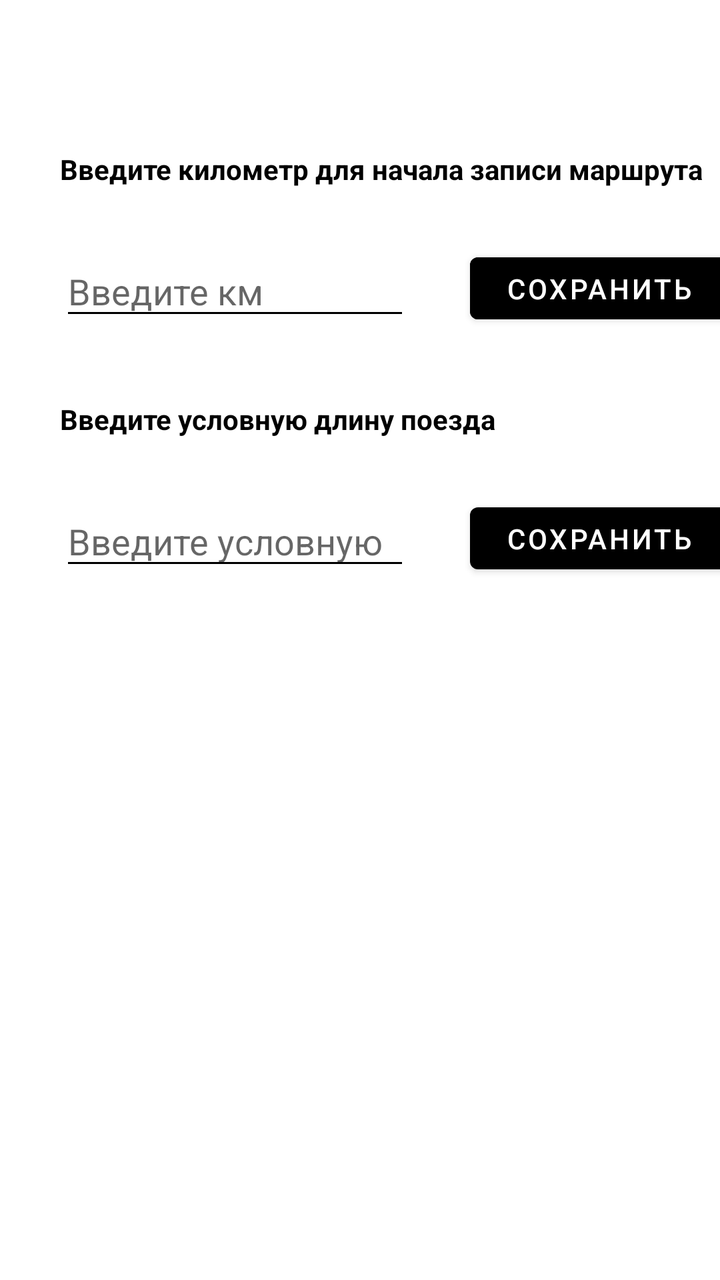
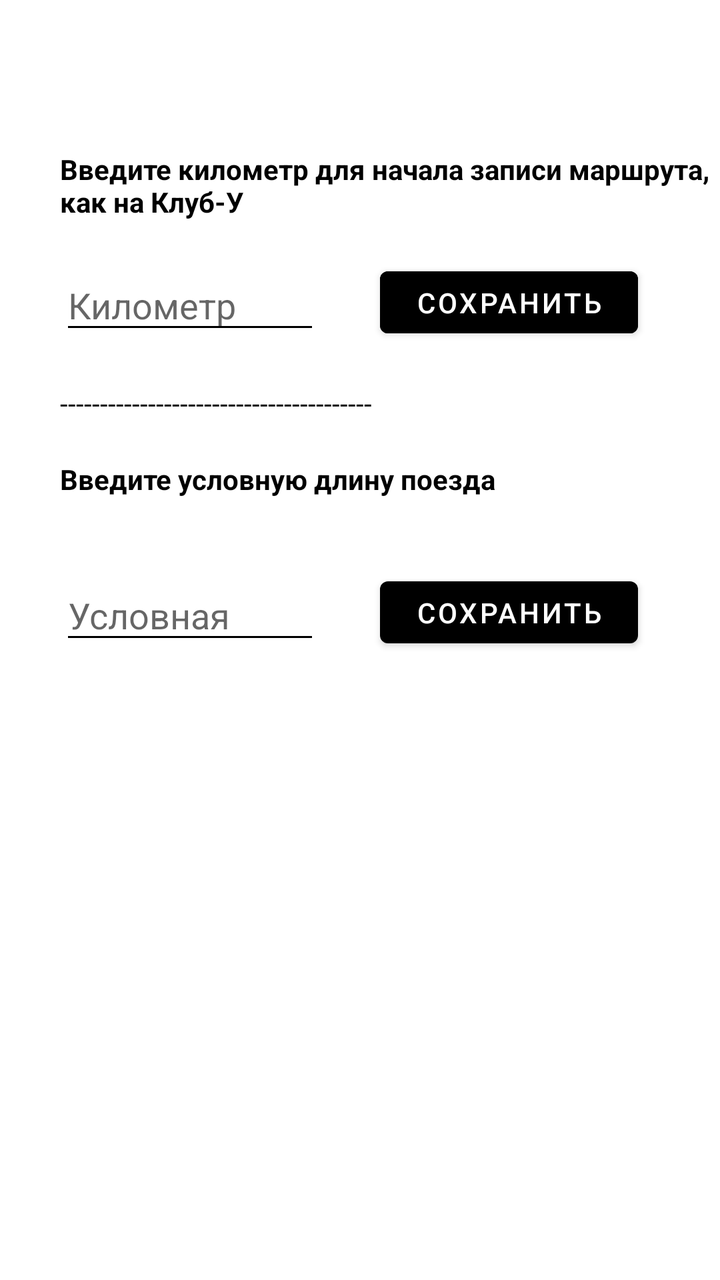

An Android layout rendered at two revisions. The XML below is the earlier revision; the diff shows what the commit changed to produce the second picture.
<!-- AndroidManifest.xml: application theme Base.Theme.My_Gps_Assistant -->
<!-- res/layout/fragment_set.xml -->
<?xml version="1.0" encoding="utf-8"?>
<androidx.constraintlayout.widget.ConstraintLayout
    xmlns:android="http://schemas.android.com/apk/res/android"
    xmlns:app="http://schemas.android.com/apk/res-auto"
    xmlns:tools="http://schemas.android.com/tools"
    android:layout_width="match_parent"
    android:layout_height="match_parent"
    tools:context=".fragments.SetFragment">

    <EditText
        android:id="@+id/edKmSave"
        android:layout_width="175dp"
        android:layout_height="42dp"
        android:layout_marginTop="15dp"
        android:ems="10"
        android:hint="Введите км"
        android:inputType="number"
        android:maxLength="7"
        app:layout_constraintEnd_toEndOf="parent"
        app:layout_constraintHorizontal_bias="0.0"
        app:layout_constraintStart_toStartOf="@+id/logoTv"
        app:layout_constraintTop_toBottomOf="@+id/logoTv"
        tools:ignore="Autofill,HardcodedText,MissingConstraints,TouchTargetSizeCheck" />

    <Button
        android:id="@+id/bSaveKm"
        android:layout_width="129dp"
        android:layout_height="43dp"
        android:layout_marginStart="30dp"
        android:backgroundTint="@color/black"
        android:text="Сохранить"
        app:layout_constraintBottom_toBottomOf="@+id/edKmSave"
        app:layout_constraintStart_toEndOf="@+id/edKmSave"
        app:layout_constraintTop_toTopOf="@+id/edKmSave"
        tools:ignore="HardcodedText,DuplicateSpeakableTextCheck,TextSizeCheck,TouchTargetSizeCheck" />

    <EditText
        android:id="@+id/edUsl"
        android:layout_width="175dp"
        android:layout_height="42dp"
        android:layout_marginTop="15dp"
        android:ems="10"
        android:hint="Введите условную"
        android:inputType="number"
        android:maxLength="3"
        app:layout_constraintStart_toStartOf="@+id/textView3"
        app:layout_constraintTop_toBottomOf="@+id/textView3"
        tools:ignore="Autofill,HardcodedText,TouchTargetSizeCheck" />

    <Button
        android:id="@+id/bSaveUsl"
        android:layout_width="129dp"
        android:layout_height="43dp"
        android:layout_marginStart="30dp"
        android:text="Сохранить"
        app:layout_constraintBottom_toBottomOf="@+id/edUsl"
        app:layout_constraintStart_toEndOf="@+id/edUsl"
        app:layout_constraintTop_toTopOf="@+id/edUsl"
        tools:ignore="HardcodedText,TextSizeCheck,TouchTargetSizeCheck" />

    <TextView
        android:id="@+id/logoTv"
        android:layout_width="335dp"
        android:layout_height="33dp"
        android:layout_marginStart="30dp"
        android:layout_marginTop="75dp"
        android:text="@string/settings_km"
        android:textSize="14sp"
        android:textStyle="bold"
        app:layout_constraintEnd_toEndOf="parent"
        app:layout_constraintHorizontal_bias="0.0"
        app:layout_constraintStart_toStartOf="parent"
        app:layout_constraintTop_toTopOf="parent"
        tools:ignore="TextSizeCheck" />

    <TextView
        android:id="@+id/textView3"
        android:layout_width="335dp"
        android:layout_height="33dp"
        android:layout_marginTop="35dp"
        android:text="@string/settings_usl_dl"
        android:textSize="14sp"
        android:textStyle="bold"
        app:layout_constraintStart_toStartOf="@+id/edKmSave"
        app:layout_constraintTop_toBottomOf="@+id/edKmSave" />

</androidx.constraintlayout.widget.ConstraintLayout>
<!-- resources referenced by this layout -->
<resources>
  <color name="black">#FF000000</color>
  <string name="settings_km">Введите километр для начала записи маршрута</string>
  <string name="settings_usl_dl">Введите условную длину поезда</string>
  <style name="Base.Theme.My_Gps_Assistant" parent="Theme.MaterialComponents.Light.NoActionBar">
          
          <item name="colorPrimary">@color/black</item>
          <item name="colorPrimaryVariant">@color/lavender</item>
          <item name="colorOnPrimary">@color/white</item>
  
          <item name="colorSecondary">@color/teal_200</item>
          <item name="colorSecondaryVariant">@color/teal_700</item>
          <item name="colorOnSecondary">@color/black</item>
  
          <item name="android:statusBarColor">@color/lavender</item>
  
  
          <item name="android:windowFullscreen">true</item>
  
          <item name="android:textColorPrimary">@color/black</item>
          <item name="android:textColorSecondary">@color/black</item>
          <item name="android:textColorTertiary">@color/black</item>
  
  
  
  
  
  
  
      </style>
  <color name="lavender">#8692f7</color>
  <color name="white">#FFFFFFFF</color>
  <color name="teal_200">#D58DD5</color>
  <color name="teal_700">#00C2EF</color>
</resources>

<!-- the commit's change to res/layout/fragment_set.xml (unified diff, before → after) -->
@@ -9,11 +9,11 @@
 
     <EditText
         android:id="@+id/edKmSave"
-        android:layout_width="175dp"
+        android:layout_width="130dp"
         android:layout_height="42dp"
         android:layout_marginTop="15dp"
         android:ems="10"
-        android:hint="Введите км"
+        android:hint="Километр"
         android:inputType="number"
         android:maxLength="7"
         app:layout_constraintEnd_toEndOf="parent"
@@ -36,11 +36,11 @@
 
     <EditText
         android:id="@+id/edUsl"
-        android:layout_width="175dp"
+        android:layout_width="130dp"
         android:layout_height="42dp"
         android:layout_marginTop="15dp"
         android:ems="10"
-        android:hint="Введите условную"
+        android:hint="Условная"
         android:inputType="number"
         android:maxLength="3"
         app:layout_constraintStart_toStartOf="@+id/textView3"
@@ -61,7 +61,7 @@
     <TextView
         android:id="@+id/logoTv"
         android:layout_width="335dp"
-        android:layout_height="33dp"
+        android:layout_height="40dp"
         android:layout_marginStart="30dp"
         android:layout_marginTop="75dp"
         android:text="@string/settings_km"
@@ -76,11 +76,20 @@
     <TextView
         android:id="@+id/textView3"
         android:layout_width="335dp"
-        android:layout_height="33dp"
-        android:layout_marginTop="35dp"
+        android:layout_height="40dp"
+        android:layout_marginTop="20dp"
         android:text="@string/settings_usl_dl"
         android:textSize="14sp"
         android:textStyle="bold"
+        app:layout_constraintStart_toStartOf="@+id/textView2"
+        app:layout_constraintTop_toBottomOf="@+id/textView2" />
+
+    <TextView
+        android:id="@+id/textView2"
+        android:layout_width="335dp"
+        android:layout_height="18dp"
+        android:layout_marginTop="20dp"
+        android:text="---------------------------------------"
         app:layout_constraintStart_toStartOf="@+id/edKmSave"
         app:layout_constraintTop_toBottomOf="@+id/edKmSave" />
 
<!-- resource entries referenced after the edit -->
@@ -1,7 +1,7 @@
 <!-- resources referenced by this layout -->
 <resources>
   <color name="black">#FF000000</color>
-  <string name="settings_km">Введите километр для начала записи маршрута</string>
+  <string name="settings_km">Введите километр для начала записи маршрута, как на Клуб-У</string>
   <string name="settings_usl_dl">Введите условную длину поезда</string>
   <style name="Base.Theme.My_Gps_Assistant" parent="Theme.MaterialComponents.Light.NoActionBar">
           
